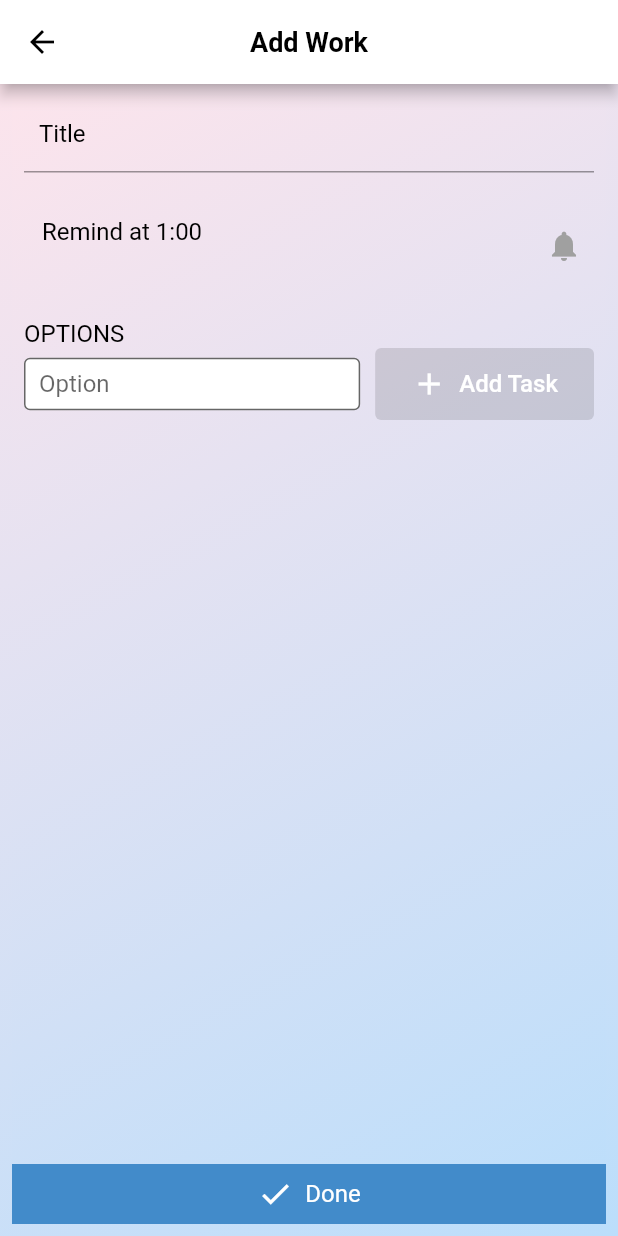
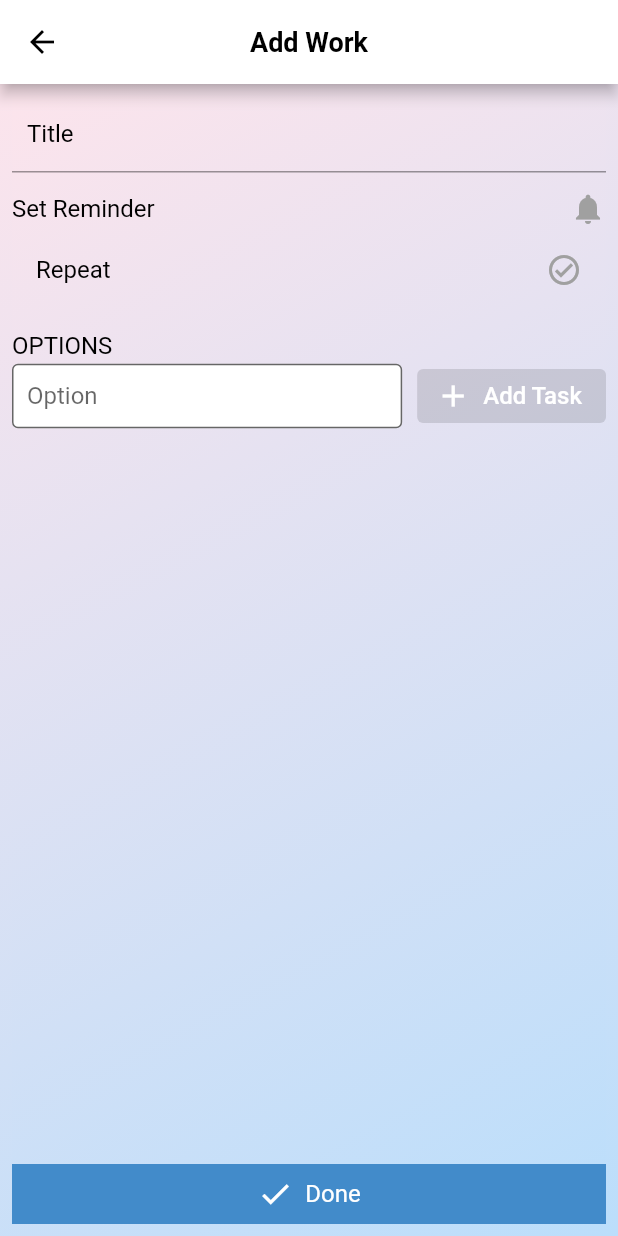
Before and after one commit to beobanhbo/reminder, a Flutter app: the EditWorkScreen screen opened directly with empty values, on a phone screen of 412 x 824 dp. Run offline on Flutter 3.47's test engine with Material 2 defaults, Android fonts, the light colour scheme and no system bars; our stand-ins replace bloc, flutter_bloc, flutter_slidable, flutter_svg, hive; accounts and stored records are empty; generated files the repository leaves out were written again.

Commit message:
update edit screen

```diff
--- a/lib/common/expand_widget/expand_reminder_widget.dart
+++ b/lib/common/expand_widget/expand_reminder_widget.dart
@@ -18,30 +18,81 @@ class ReminderWidget extends StatefulWidget {
 
 class _ReminderWidgetState extends State<ReminderWidget> {
   Work _work;
-  Duration duration;
-  bool isEnableNotification;
+  DateTime _dateTime;
+  bool isEnableNotification, isEnableRepeat;
   List<DayOfWeek> _listDay = [];
   List<String> selectedDate = [];
+  final key = GlobalKey();
   @override
   void initState() {
     _work = widget.work;
     isEnableNotification = _work?.enableReminder ?? false;
+    isEnableRepeat = _work?.isRepeat ?? false;
     _listDay = _work?.week != null
         ? _work.week.listDay
         : AppManager.shared.week.listDay;
-    duration = _work?.remindAtDate ?? Duration(hours: 1);
+    getChoosedDay(_listDay);
+
+    _dateTime = _work?.remindAtTime;
+
     super.initState();
   }
 
   @override
   Widget build(BuildContext context) {
+    return _buildHeaderReminder();
     return ExpansionTile(
       trailing: _buildButtonNotification(),
       subtitle: _buildDateSelected(),
       title: _buildReminderTitle(),
+      initiallyExpanded: true,
       children: [
         _buildTimeRepeat(),
       ],
+    );
+  }
+
+  Widget _buildHeaderReminder() {
+    return Container(
+      child: Column(
+        crossAxisAlignment: CrossAxisAlignment.start,
+        children: [
+          Row(
+            mainAxisAlignment: MainAxisAlignment.spaceBetween,
+            children: [
+              GestureDetector(
+                onTap: () {
+                  _onTimePicker();
+                },
+                child: _dateTime != null
+                    ? Text(
+                        '${AppStrings.RemindAt} ${AppUtils.convertFormatDateTime(_dateTime)}',
+                        style: isEnableNotification
+                            ? AppStyles.textStyleBlue(16)
+                            : AppStyles.textStyleBlackNormal(16))
+                    : Text(
+                        AppStrings.Remind,
+                        style: AppStyles.textStyleBlackNormal(16),
+                      ),
+              ),
+              _buildButtonNotification()
+            ],
+          ),
+          Container(child: _buildDateSelected()),
+          ExpansionTile(
+            trailing: _buildRepeatButton(),
+            title: Text(
+              AppStrings.Repeat,
+              style: isEnableRepeat
+                  ? AppStyles.textStyleBlue(16)
+                  : AppStyles.textStyleBlackNormal(16),
+            ),
+            children: [
+              _buildDaysOfWeek(_listDay),
+            ],
+          ),
+        ],
+      ),
     );
   }
 
@@ -53,9 +104,9 @@ class _ReminderWidgetState extends State<ReminderWidget> {
             onTap: () {
               _onTimePicker();
             },
-            child: duration != null
+            child: _dateTime != null
                 ? Text(
-                    '${AppStrings.RemindAt} ${duration.toString().replaceFirst(":00.000000", "")}',
+                    '${AppStrings.RemindAt} ${AppUtils.convertFormatDateTime(_dateTime)}',
                     style: isEnableNotification
                         ? AppStyles.textStyleBlue(16)
                         : AppStyles.textStyleBlackNormal(16))
@@ -73,7 +124,6 @@ class _ReminderWidgetState extends State<ReminderWidget> {
         setState(() {
           isEnableNotification = !isEnableNotification;
           if (_work != null) _work.enableReminder = isEnableNotification;
-//          _work.enableReminder = !_work?.enableReminder ?? false;
         });
       },
       child: Icon(
@@ -87,13 +137,34 @@ class _ReminderWidgetState extends State<ReminderWidget> {
     return Column(
       children: [
         ExpansionTile(
-          trailing: Icon(Icons.check_circle_outline_outlined),
-          title: Text(AppStrings.Repeat),
+          initiallyExpanded: isEnableRepeat,
+          trailing: _buildRepeatButton(),
+          title: Text(
+            AppStrings.Repeat,
+            style: isEnableRepeat
+                ? AppStyles.textStyleBlue(16)
+                : AppStyles.textStyleBlackNormal(16),
+          ),
           children: [
             _buildDaysOfWeek(_listDay),
           ],
         ),
       ],
+    );
+  }
+
+  Widget _buildRepeatButton() {
+    return GestureDetector(
+      onTap: () {
+        setState(() {
+          isEnableRepeat = !isEnableRepeat;
+          if (_work != null) _work.isRepeat = isEnableRepeat;
+        });
+      },
+      child: Icon(
+        Icons.check_circle_outline_outlined,
+        color: isEnableRepeat ? AppColors.blue : AppColors.grey73,
+      ),
     );
   }
 
@@ -111,8 +182,7 @@ class _ReminderWidgetState extends State<ReminderWidget> {
       onTap: () {
         setState(() {
           dayOfWeek.isSelected = !dayOfWeek.isSelected;
-
-          selectedDate = AppUtils.getChoosedDayName(_listDay);
+          getChoosedDay(_listDay);
         });
       },
       child: Container(
@@ -147,15 +217,19 @@ class _ReminderWidgetState extends State<ReminderWidget> {
   }
 
   void _onTimePicker() {
-    showDurationPicker(context, initDuration: duration,
-        onDurationChanged: (duration) {
-      if (duration == null)
-        this.duration = this.duration ?? Duration(hours: 1, minutes: 0);
-      else
-        this.duration = duration;
-      widget.work?.remindAtDate =
-          this.duration.toString().replaceFirst(":00.000000", "");
+    DateTime now;
+    _dateTime != null ? now = _dateTime : now = DateTime.now();
+
+    showDurationPicker(context,
+        initDateTime: _work?.remindAtTime == null ? now : _work?.remindAtTime,
+        onDateTimeChanged: (time) {
+      _dateTime = time == null ? now : time;
+      _work?.remindAtTime = _dateTime;
       setState(() {});
     });
   }
+
+  void getChoosedDay(List<DayOfWeek> listDay) {
+    selectedDate = AppUtils.getChoosedDayName(listDay);
+  }
 }
--- a/lib/config/AppColors.dart
+++ b/lib/config/AppColors.dart
@@ -56,7 +56,6 @@ class AppColors {
   static Color pinkishGrey = Color(0xFFC0C0C0);
   static Color greyAD = Color(0xFFADADAD);
   static Color lighterGrey = Color(0xFFE0E0E0);
-  static Color Grey73 = Color(0xFF737373);
   static Color lighterOrange = Color(0xFFFDEEDE);
   static Color lighterOrangeDarkMode = Color(0xFFFB9716);
   static Color lighterlightGrey = Color(0xFFF7F7F7);
--- a/lib/config/CustomAppTheme.dart
+++ b/lib/config/CustomAppTheme.dart
@@ -7,6 +7,7 @@ class CustomAppTheme {
       brightness: Brightness.light,
       backgroundColor: AppColors.white,
       primaryColor: AppColors.white,
+      dividerColor: Colors.transparent,
       appBarTheme: AppBarTheme(color: AppColors.blue),
       textTheme: TextTheme(
           headline1: TextStyle(fontSize: 20, fontWeight: FontWeight.bold)));
--- a/lib/config/app_strings.dart
+++ b/lib/config/app_strings.dart
@@ -6,7 +6,7 @@ class AppStrings {
   static const String Plan = "Plan";
   static const String Repeat = "Repeat";
   static const String Remind = "Set Reminder";
-  static const String RemindAt = " Remind at";
+  static const String RemindAt = "Remind at";
   static const String Done = "Done";
   static const String Everyday = "Everyday";
   static const String Complete_task = "Complete this task?";
--- /dev/null
+++ b/lib/model/main_args.dart
@@ -0,0 +1,8 @@
+import 'package:reminder/model/work.dart';
+
+class MainArgs {
+  ScreenType screenType;
+  Work work;
+
+  MainArgs({this.screenType, this.work});
+}
--- a/lib/model/work.dart
+++ b/lib/model/work.dart
@@ -3,8 +3,8 @@ import 'package:reminder/model/work_hive.dart';
 class Work {
   final String id, title, createAt;
   int stage;
-  String remindAtDate;
-  bool enableReminder;
+  DateTime remindAtTime;
+  bool enableReminder, isRepeat;
   WorkTypeHive workType;
   Map<String, Work> workChildMap;
   Week week;
@@ -12,9 +12,10 @@ class Work {
     this.id,
     this.title,
     this.createAt,
-    this.remindAtDate,
+    this.remindAtTime,
     this.stage,
     this.enableReminder = false,
+    this.isRepeat = false,
     this.week,
     this.workType,
     this.workChildMap,
@@ -25,7 +26,9 @@ class Work {
       title: title ?? "",
       createAt: createAt ?? "",
       stage: stage ?? 0,
+      remindAtTime: remindAtTime ?? DateTime(1969, 1, 20, 7, 0, 0),
       enableReminder: enableReminder ?? false,
+      isRepeat: isRepeat ?? false,
       week: week != null ? week.toHive() : [],
       workChildMap: workChildMap == null
           ? {}
@@ -40,6 +43,7 @@ class Work {
 }
 
 enum WorkType { DAILY, PLAN }
+enum ScreenType { ADD_WORK, EDIT_WORK }
 
 class Week {
   List<DayOfWeek> listDay;
--- a/lib/model/work_hive.dart
+++ b/lib/model/work_hive.dart
@@ -20,13 +20,19 @@ class WorkHive extends HiveObject {
   WeekHive week;
   @HiveField(7)
   bool enableReminder;
+  @HiveField(8)
+  bool isRepeat;
+  @HiveField(9)
+  DateTime remindAtTime;
 
   WorkHive({
     this.id,
     this.title,
     this.createAt,
     this.stage,
+    this.remindAtTime,
     this.enableReminder = false,
+    this.isRepeat = false,
     this.week,
     this.workType,
     this.workChildMap,
@@ -38,7 +44,9 @@ class WorkHive extends HiveObject {
       title: title ?? "",
       createAt: createAt ?? "",
       stage: stage ?? 0,
+      remindAtTime: remindAtTime ?? DateTime(1969, 1, 20, 7, 0, 0),
       enableReminder: enableReminder ?? false,
+      isRepeat: isRepeat ?? false,
       week: week != null ? week.toOrigin() : [],
       workChildMap: workChildMap == null
           ? {}
--- a/lib/screen/edit_work_screen/edit_work_screen.dart
+++ b/lib/screen/edit_work_screen/edit_work_screen.dart
@@ -8,14 +8,15 @@ import 'package:reminder/common/task_item.dart';
 import 'package:reminder/config/AppColors.dart';
 import 'package:reminder/config/app_font_styles.dart';
 import 'package:reminder/config/app_strings.dart';
+import 'package:reminder/model/main_args.dart';
 import 'package:reminder/model/work.dart';
 import 'package:reminder/screen/main_screen/bloc/main_screen_bloc.dart';
 import 'package:reminder/screen/main_screen/bloc/main_screen_event.dart';
 
 class EditWorkScreen extends StatefulWidget {
   final MainScreenBloc mainScreenBloc;
-  final Work work;
-  EditWorkScreen(this.mainScreenBloc, {this.work});
+  final MainArgs mainArgs;
+  EditWorkScreen(this.mainScreenBloc, {this.mainArgs});
 
   @override
   _EditWorkScreenState createState() => _EditWorkScreenState();
@@ -23,7 +24,7 @@ class EditWorkScreen extends StatefulWidget {
 
 class _EditWorkScreenState extends State<EditWorkScreen> {
   final _formKey = GlobalKey<FormState>();
-  TextEditingController _titleTextController, _phoneTextController;
+  TextEditingController _titleTextController;
   TextEditingController _taskTextController;
   bool _isEnableAddTask = false;
   String _task = '';
@@ -41,7 +42,7 @@ class _EditWorkScreenState extends State<EditWorkScreen> {
 
   @override
   void initState() {
-    _work = widget.work;
+    _work = widget.mainArgs.work;
     _mainScreenBloc = widget.mainScreenBloc;
     _initTextController();
     _listWork = [];
@@ -49,10 +50,11 @@ class _EditWorkScreenState extends State<EditWorkScreen> {
     _taskTextController.addListener(_addTaskListener);
     _focusNode = FocusNode();
     appTitle = AppStrings.AddWork;
-    if (_work != null) {
+    if (widget.mainArgs.screenType == ScreenType.EDIT_WORK) {
       onEditWork(_work);
       _listDayOfWeek = _work.week.listDay;
     } else {
+      _work = Work();
       _listDayOfWeek = AppManager.shared.week?.listDay;
     }
 
@@ -92,7 +94,8 @@ class _EditWorkScreenState extends State<EditWorkScreen> {
                 children: <Widget>[
                   SingleChildScrollView(
                     child: Container(
-                      padding: EdgeInsets.only(left: 8, right: 8, bottom: 12),
+                      padding:
+                          EdgeInsets.only(/*left: 8, right: 8,*/ bottom: 12),
                       child: Form(
                         key: _formKey,
                         child: Column(
@@ -168,7 +171,7 @@ class _EditWorkScreenState extends State<EditWorkScreen> {
   Widget _buildSubTask() {
     return Expanded(
       child: Padding(
-        padding: const EdgeInsets.only(top: 12, left: 8.0, right: 8),
+        padding: const EdgeInsets.only(top: 12 /*, left: 8.0, right: 8*/),
         child: Column(
           mainAxisSize: MainAxisSize.min,
           children: <Widget>[_buildSubTaskHeader(), _buildListTask()],
@@ -196,7 +199,7 @@ class _EditWorkScreenState extends State<EditWorkScreen> {
                     filled: true,
                     fillColor: Colors.white,
                     isDense: true,
-                    contentPadding: EdgeInsets.fromLTRB(10, 16, 10, 0),
+                    contentPadding: EdgeInsets.fromLTRB(10, 24, 10, 0),
                     suffixIcon: _isEnableAddTask
                         ? IconButton(
                             onPressed: () {
@@ -222,19 +225,19 @@ class _EditWorkScreenState extends State<EditWorkScreen> {
             SizedBox(
               width: 10,
             ),
-            ElevatedButton(
-              child: TextButton.icon(
+            ElevatedButton.icon(
+              onPressed: _isEnableAddTask
+                  ? () {
+                      _addTask();
+                    }
+                  : null,
               icon: Icon(
                 Icons.add,
                 color: AppColors.white,
               ),
-                onPressed: () {
-                  _addTask();
-                },
               label: Text(
                 AppStrings.AddTask,
                 style: AppStyles.textStyleWhite(16),
-                ),
               ),
             ),
           ],
@@ -301,13 +304,16 @@ class _EditWorkScreenState extends State<EditWorkScreen> {
     Work work = Work(
         title: _titleTextController.text,
         workChildMap: subTaskMap,
+        remindAtTime: _work.remindAtTime,
+        enableReminder: _work.enableReminder,
+        isRepeat: _work.isRepeat,
         id: _work?.id != null
             ? _work.id
             : DateTime.now().microsecondsSinceEpoch.toString(),
         createAt: DateTime.now().microsecondsSinceEpoch.toString(),
         week: Week(listDay: _listDayOfWeek));
 
-    _work != null
+    widget.mainArgs.screenType == ScreenType.EDIT_WORK
         ? _mainScreenBloc.add(UpdateWorkEvent(work))
         : _mainScreenBloc.add(AddNewWorkEvent(work));
 
--- a/lib/screen/main_screen/bloc/main_screen_bloc.dart
+++ b/lib/screen/main_screen/bloc/main_screen_bloc.dart
@@ -46,8 +46,6 @@ class MainScreenBloc extends Bloc<MainScreenEvent, MainScreenState> {
               .map((entries) => DayOfWeek(dayName: entries, isSelected: false))
               .toList());
       AppManager.shared.week = week;
-      print(AppManager.shared.week.listDay);
-
       yield FetchDataSuccess(workBlockHive: workBlockHive);
     } catch (e) {}
   }
```
Also changed, not shown: lib/common/app_utils.dart (+8 -0 lines), lib/common/time_picker/duration_picker.dart (+19 -15 lines), lib/screen/main_screen/main_screen.dart (+11 -5 lines), lib/model/work_hive.g.dart. Lines whose indentation alone changed are shown as unchanged.
